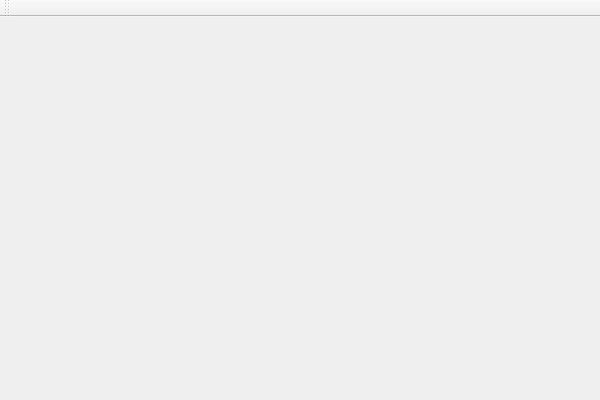
Old version of the form GraphVisualization/GraphVisualization/GraphVisualization.ui in the repository Imanity/FDEdgeBundling.
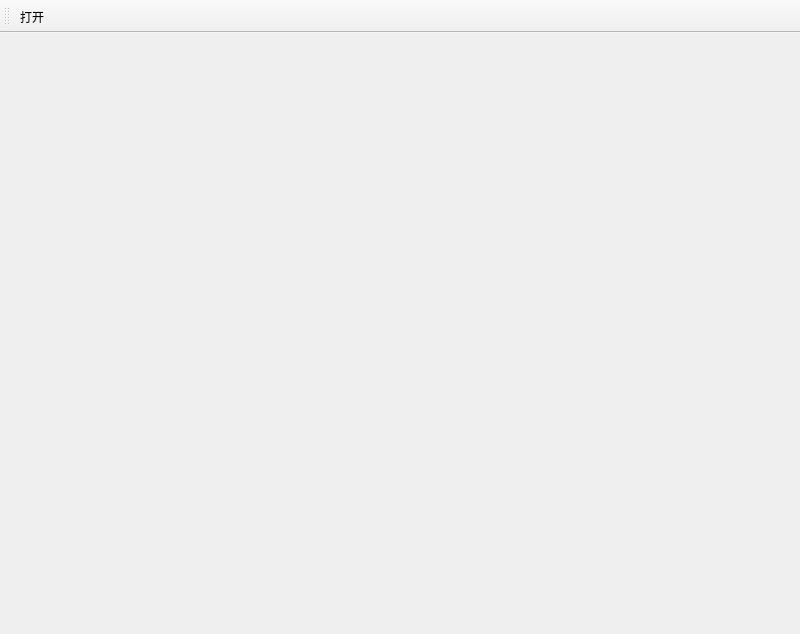
New version of the form. Icons and pictures are not drawn.

Commit message: Graph inialization.

```diff
--- a/GraphVisualization/GraphVisualization/GraphVisualization.ui
+++ b/GraphVisualization/GraphVisualization/GraphVisualization.ui
@@ -6,8 +6,8 @@
    <rect>
     <x>0</x>
     <y>0</y>
-    <width>600</width>
-    <height>400</height>
+    <width>800</width>
+    <height>634</height>
    </rect>
   </property>
   <property name="windowTitle">
@@ -21,7 +21,23 @@
    <attribute name="toolBarBreak">
     <bool>false</bool>
    </attribute>
+   <addaction name="actionOpen"/>
   </widget>
+  <action name="actionOpen">
+   <property name="icon">
+    <iconset>
+     <normaloff>Resources/open.png</normaloff>Resources/open.png</iconset>
+   </property>
+   <property name="text">
+    <string>打开</string>
+   </property>
+   <property name="toolTip">
+    <string>打开图</string>
+   </property>
+   <property name="shortcut">
+    <string>Ctrl+O</string>
+   </property>
+  </action>
  </widget>
  <layoutdefault spacing="6" margin="11"/>
  <resources>
```
Left out of the diff: 9 changed lines with no effect on the pictures. The commit also changes 12 other files.
